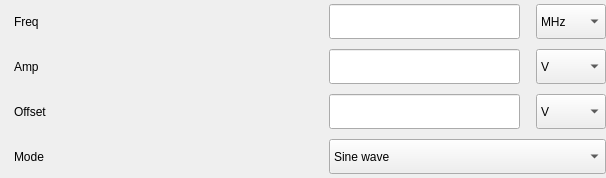
This is tas7061bb/widgets/wgContentHmf2550/wgArbitrary.ui in DoND8xforce/tas7061 as Qt 5 draws it before an edit. The edited form follows.
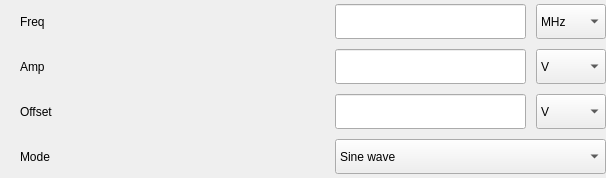
This is the edited form.

The edit to the form file:
```diff
--- a/tas7061bb/widgets/wgContentHmf2550/wgArbitrary.ui
+++ b/tas7061bb/widgets/wgContentHmf2550/wgArbitrary.ui
@@ -44,10 +44,10 @@
    <item row="0" column="0">
     <layout class="QGridLayout" name="gridLayout_2">
      <property name="leftMargin">
-      <number>14</number>
+      <number>20</number>
      </property>
      <property name="horizontalSpacing">
-      <number>268</number>
+      <number>270</number>
      </property>
      <property name="verticalSpacing">
       <number>10</number>
@@ -55,7 +55,7 @@
      <item row="1" column="1">
       <layout class="QHBoxLayout" name="horizontalLayout_13">
        <property name="spacing">
-        <number>16</number>
+        <number>10</number>
        </property>
        <item>
         <widget class="QLineEdit" name="lineEdit_9">
@@ -130,7 +130,7 @@
      <item row="0" column="1">
       <layout class="QHBoxLayout" name="horizontalLayout_14">
        <property name="spacing">
-        <number>16</number>
+        <number>10</number>
        </property>
        <item>
         <widget class="QLineEdit" name="lineEdit_10">
@@ -177,7 +177,7 @@
      <item row="2" column="1">
       <layout class="QHBoxLayout" name="horizontalLayout_12">
        <property name="spacing">
-        <number>16</number>
+        <number>10</number>
        </property>
        <item>
         <widget class="QLineEdit" name="lineEdit_8">
@@ -225,10 +225,16 @@
       <widget class="QComboBox" name="comboBox">
        <property name="minimumSize">
         <size>
-         <width>0</width>
+         <width>271</width>
          <height>35</height>
         </size>
        </property>
+       <property name="maximumSize">
+        <size>
+         <width>271</width>
+         <height>16777215</height>
+        </size>
+       </property>
        <item>
         <property name="text">
          <string>Sine wave</string>
```
